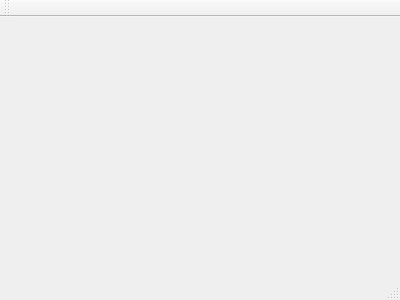
Before: the Qt Designer form hospital-Core/mainwindow.ui in MrDanielG/Hospital-SCRUM, drawn with Qt 5.
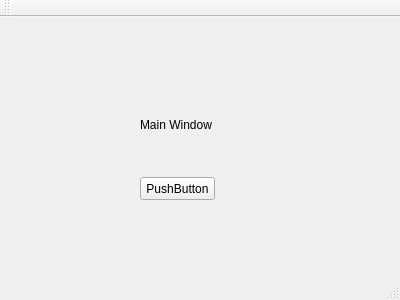
After: the same form once the commit is applied.

What changed in the file:
```diff
--- a/hospital-Core/mainwindow.ui
+++ b/hospital-Core/mainwindow.ui
@@ -12,13 +12,68 @@
   <property name="windowTitle" >
    <string>MainWindow</string>
   </property>
-  <widget class="QMenuBar" name="menuBar" />
-  <widget class="QToolBar" name="mainToolBar" />
-  <widget class="QWidget" name="centralWidget" />
-  <widget class="QStatusBar" name="statusBar" />
+  <widget class="QWidget" name="centralWidget">
+   <widget class="QStackedWidget" name="stackedWidget">
+    <property name="geometry">
+     <rect>
+      <x>0</x>
+      <y>10</y>
+      <width>391</width>
+      <height>251</height>
+     </rect>
+    </property>
+    <widget class="QWidget" name="page">
+     <widget class="QLabel" name="label">
+      <property name="geometry">
+       <rect>
+        <x>140</x>
+        <y>90</y>
+        <width>91</width>
+        <height>16</height>
+       </rect>
+      </property>
+      <property name="text">
+       <string>Main Window</string>
+      </property>
+     </widget>
+     <widget class="QPushButton" name="pushButton">
+      <property name="geometry">
+       <rect>
+        <x>140</x>
+        <y>150</y>
+        <width>75</width>
+        <height>23</height>
+       </rect>
+      </property>
+      <property name="text">
+       <string>PushButton</string>
+      </property>
+     </widget>
+    </widget>
+    <widget class="QWidget" name="page_2"/>
+   </widget>
+  </widget>
+  <widget class="QMenuBar" name="menuBar">
+   <property name="geometry">
+    <rect>
+     <x>0</x>
+     <y>0</y>
+     <width>400</width>
+     <height>21</height>
+    </rect>
+   </property>
+  </widget>
+  <widget class="QToolBar" name="mainToolBar">
+   <attribute name="toolBarArea">
+    <enum>TopToolBarArea</enum>
+   </attribute>
+   <attribute name="toolBarBreak">
+    <bool>false</bool>
+   </attribute>
+  </widget>
+  <widget class="QStatusBar" name="statusBar"/>
  </widget>
- <layoutDefault spacing="6" margin="11" />
- <pixmapfunction></pixmapfunction>
+ <layoutdefault spacing="6" margin="11"/>
  <resources/>
  <connections/>
 </ui>
```
Left out of the diff: 7 changed lines with no effect on the pictures.
